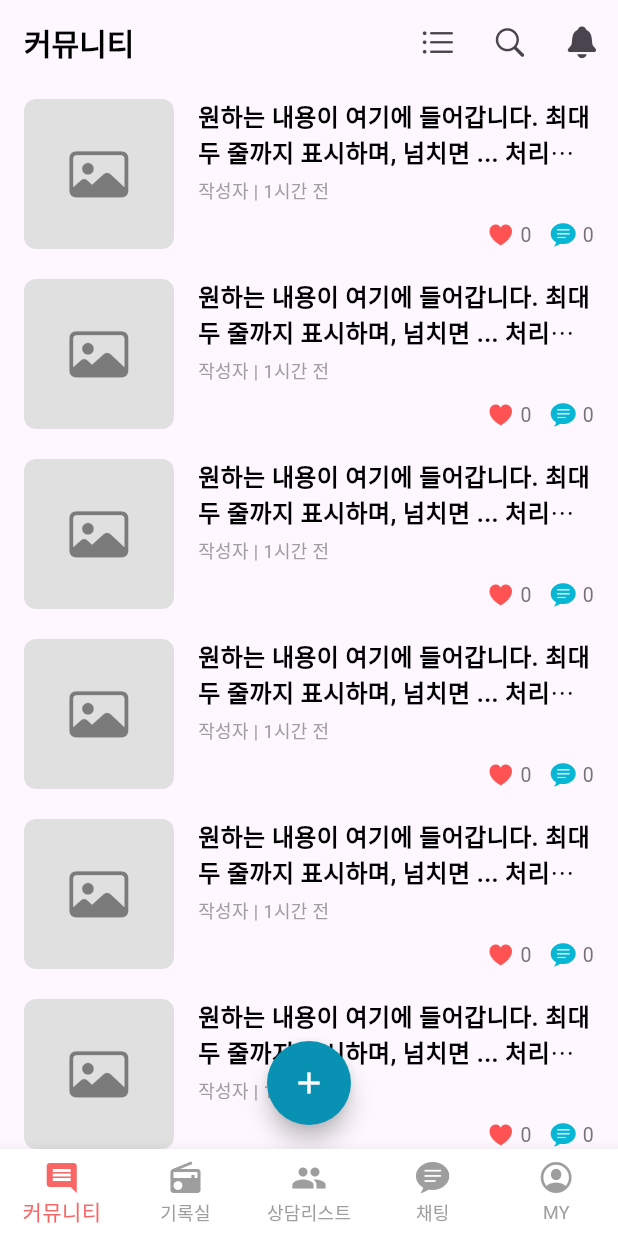
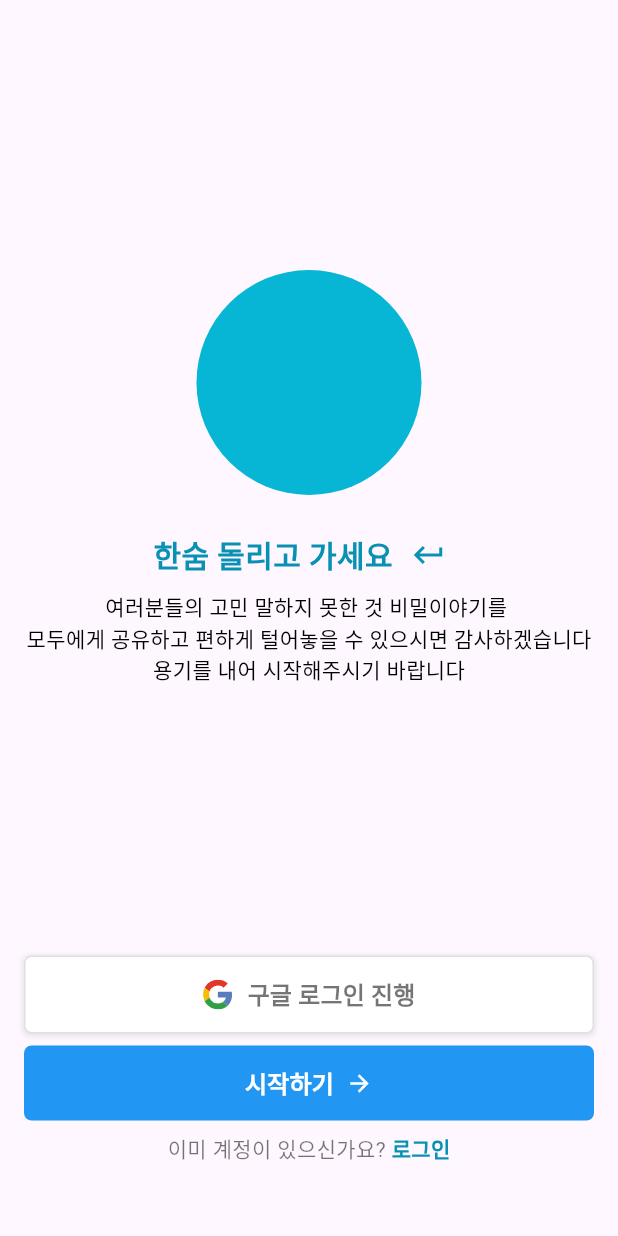
Before and after one commit to dhdhfkk1119/take_breath_front, a Flutter app: the screen it shows after launch, on a phone screen of 412 x 824 dp. Run offline on Flutter 3.47's test engine with Material 3 defaults, Android fonts, the phone set to English and light mode, and no system bars; our stand-ins replace flutter_svg, image_picker, mask_text_input_formatter, photo_view.

Commit message:
social , login , sign 완료 -> terms 구성중

```diff
--- /dev/null
+++ b/lib/_core/constants/custom_google_button.dart
@@ -0,0 +1,60 @@
+import 'package:flutter/material.dart';
+import 'package:flutter_svg/flutter_svg.dart';
+import 'package:take_breath/_core/constants/custom_widget.dart'; // 기존 유틸리티 위젯 임포트
+
+class CustomGoogleButton extends StatelessWidget {
+  final VoidCallback click;
+
+  const CustomGoogleButton({super.key, required this.click});
+
+  @override
+  Widget build(BuildContext context) {
+    const Color googleBackgroundColor = Colors.white;
+    const Color googleTextColor = Colors.black54;
+
+    return Container(
+      decoration: BoxDecoration(
+        color: googleBackgroundColor,
+        borderRadius: BorderRadius.circular(5.0),
+        border: Border.all(color: Colors.grey.shade300, width: 1.0),
+        boxShadow: [
+          BoxShadow(
+            color: Colors.grey.withOpacity(0.2),
+            spreadRadius: 1,
+            blurRadius: 2,
+            offset: const Offset(0, 1),
+          ),
+        ],
+      ),
+      width: double.infinity,
+      child: TextButton(
+        style: TextButton.styleFrom(
+          padding: EdgeInsets.zero,
+          minimumSize: Size(double.infinity, 50), // 최소 높이를 지정 (선택 사항)
+        ),
+        onPressed: click,
+        child: Padding(
+          padding: const EdgeInsets.symmetric(vertical: 8.0),
+          child: Row(
+            mainAxisSize: MainAxisSize.min,
+            mainAxisAlignment: MainAxisAlignment.center,
+            children: [
+              SvgPicture.asset(
+                'assets/social/google.svg', // 이미지 경로는 그대로 유지
+                height: 20.0,
+                width: 20.0,
+              ),
+              const SizedBox(width: 10.0),
+              CustomWidget.buildTitle(
+                "구글 로그인 진행",
+                size: 16,
+                weight: FontWeight.bold,
+                color: googleTextColor, // 텍스트 색상을 검은색 계열로 변경
+              ),
+            ],
+          ),
+        ),
+      ),
+    );
+  }
+}
--- a/lib/_core/constants/custom_text_button.dart
+++ b/lib/_core/constants/custom_text_button.dart
@@ -1,28 +1,48 @@
 import 'package:flutter/material.dart';
-import 'package:take_breath/_core/constants/custom_color.dart';
 import 'package:take_breath/_core/constants/custom_widget.dart';
 
 class CustomTextButton extends StatelessWidget {
   final String text;
   final VoidCallback click;
-  // 버튼 비활성화 추가하기 -> 연속 클릭으로 데이터 중복으로 들어가는 거 방지
-  const CustomTextButton({super.key, required this.text, required this.click});
+  final Widget? icon;
+  final double? height;
+
+  const CustomTextButton({
+    super.key,
+    required this.text,
+    required this.click,
+    this.icon,
+    this.height,
+  });
 
   @override
   Widget build(BuildContext context) {
+    const Color brandBackColor = Colors.blue;
+
     return Container(
+      height: height ?? 50,
       decoration: BoxDecoration(
-        color: brandBackColor, // Container의 배경색 (color 속성 대신 여기로 옮김)
-        borderRadius: BorderRadius.circular(5.0), // 둥근 모서리 설정 (선택 사항)
+        color: brandBackColor,
+        borderRadius: BorderRadius.circular(5.0),
       ),
       width: double.infinity,
       child: TextButton(
         onPressed: click,
-        child: CustomWidget.buildTitle(
-          text,
-          size: 16,
-          weight: FontWeight.bold,
-          color: Colors.white,
+        child: Row(
+          mainAxisAlignment: MainAxisAlignment.center, // 중앙 정렬
+          mainAxisSize: MainAxisSize.min, // Row의 크기를 내부 컨텐츠에 맞춥니다.
+          children: [
+            CustomWidget.buildTitle(
+              text,
+              size: 16,
+              weight: FontWeight.bold,
+              color: Colors.white,
+            ),
+            if (icon != null) ...[
+              const SizedBox(width: 8.0), // 아이콘과 텍스트 사이에 간격 추가
+              icon!, // 아이콘 위젯
+            ],
+          ],
         ),
       ),
     );
--- a/lib/main.dart
+++ b/lib/main.dart
@@ -1,5 +1,6 @@
 import 'package:flutter/material.dart';
 import 'package:flutter_localizations/flutter_localizations.dart';
+import 'package:take_breath/presentation/pages/auth/social/social_page.dart';
 import 'package:take_breath/presentation/pages/index_stack_page/community/list_page/community_list_page.dart';
 import 'package:take_breath/presentation/pages/index_stack_page/main_screen.dart';
 import 'package:take_breath/presentation/pages/splash/splash_screen.dart';
@@ -20,7 +21,8 @@ class MyApp extends StatelessWidget {
       debugShowCheckedModeBanner: false,
       home: const SplashScreen(),
       routes: {
-        "/main": (context) => const MainScreen(),
+        "/social_page": (context) => const SocialPage(),
+        "/community_list_page": (context) => const CommunityListPage(),
       },
       localizationsDelegates: const [
         GlobalMaterialLocalizations.delegate,
--- /dev/null
+++ b/lib/presentation/pages/auth/social/social_page.dart
@@ -0,0 +1,16 @@
+import 'package:flutter/material.dart';
+import 'package:take_breath/_core/constants/custom_color.dart';
+import 'package:take_breath/presentation/pages/auth/social/widgets/social_body.dart';
+
+class SocialPage extends StatelessWidget {
+  const SocialPage({super.key});
+
+  @override
+  Widget build(BuildContext context) {
+    return Scaffold(
+      body: SafeArea(
+        child: SocialBody(),
+      ),
+    );
+  }
+}
--- /dev/null
+++ b/lib/presentation/pages/auth/social/widgets/social_body.dart
@@ -0,0 +1,132 @@
+import 'package:flutter/material.dart';
+import 'package:take_breath/_core/constants/custom_color.dart';
+import 'package:take_breath/_core/constants/custom_google_button.dart';
+import 'package:take_breath/_core/constants/custom_text_button.dart';
+import 'package:take_breath/presentation/pages/auth/login/login_page.dart';
+import 'package:take_breath/presentation/pages/auth/sign/sign_page.dart';
+
+class SocialBody extends StatelessWidget {
+  const SocialBody({super.key});
+
+  @override
+  Widget build(BuildContext context) {
+    return Padding(
+      padding: const EdgeInsets.only(left: 16.0, right: 16.0, bottom: 48.0),
+      child: Column(
+        mainAxisAlignment: MainAxisAlignment.end,
+        children: [
+          Container(
+            width: 150,
+            height: 150,
+            decoration: BoxDecoration(
+              color: brandBackColor,
+              borderRadius: BorderRadius.circular(100),
+            ),
+          ),
+          SizedBox(
+            height: 16,
+          ),
+          Row(
+            mainAxisAlignment: MainAxisAlignment.center,
+            children: [
+              Text(
+                "한숨 돌리고 가세요",
+                style: TextStyle(
+                    color: brandFontColor,
+                    fontSize: 20,
+                    fontWeight: FontWeight.bold),
+              ),
+              Container(
+                width: 48,
+                height: 48,
+                decoration: BoxDecoration(
+                  borderRadius: BorderRadius.circular(24.0),
+                ),
+                child: InkWell(
+                  borderRadius: BorderRadius.circular(24.0),
+                  onTap: () {},
+                  onFocusChange: (value) {},
+                  child: Center(
+                    child: Icon(
+                      Icons.keyboard_return,
+                      color: brandFontColor,
+                    ),
+                  ),
+                ),
+              )
+            ],
+          ),
+          Text(
+            "여러분들의 고민 말하지 못한 것 비밀이야기를 ",
+            style: TextStyle(
+              color: Colors.black,
+              fontSize: 14,
+            ),
+          ),
+          Text(
+            "모두에게 공유하고 편하게 털어놓을 수 있으시면 감사하겠습니다",
+            style: TextStyle(
+              color: Colors.black,
+              fontSize: 14,
+            ),
+          ),
+          Text(
+            "용기를 내어 시작해주시기 바랍니다",
+            style: TextStyle(
+              color: Colors.black,
+              fontSize: 14,
+            ),
+          ),
+          SizedBox(
+            height: 180,
+          ),
+          CustomGoogleButton(click: () {}),
+          SizedBox(
+            height: 8,
+          ),
+          CustomTextButton(
+              text: "시작하기",
+              icon: Icon(
+                Icons.arrow_forward,
+                color: Colors.white,
+              ),
+              click: () {
+                Navigator.push(context,
+                    MaterialPageRoute(builder: (context) => const SignPage()));
+              }),
+          SizedBox(
+            height: 8,
+          ),
+          Row(
+            mainAxisAlignment: MainAxisAlignment.center,
+            children: [
+              Text(
+                "이미 계정이 있으신가요? ",
+                style: TextStyle(
+                  color: Colors.black54,
+                  fontSize: 14,
+                ),
+              ),
+              InkWell(
+                onTap: () {
+                  Navigator.push(
+                      context,
+                      MaterialPageRoute(
+                          builder: (context) => const LoginPage()));
+                },
+                child: Text(
+                  "로그인",
+                  style: TextStyle(
+                    color: brandFontColor,
+                    fontSize: 14,
+                    fontWeight: FontWeight.bold,
+                  ),
+                ),
+              ),
+            ],
+          )
+        ],
+      ),
+    );
+  }
+}
--- a/lib/presentation/pages/index_stack_page/community/list_page/community_list_page.dart
+++ b/lib/presentation/pages/index_stack_page/community/list_page/community_list_page.dart
@@ -21,9 +21,7 @@ class _CommunityListPageState extends State<CommunityListPage> {
     setState(() {
       _isSearching = !_isSearching;
       if (!_isSearching) {
-        // 검색 모드를 닫을 때 검색어 초기화 (선택 사항)
         _searchController.clear();
-        // 키보드 닫기 (선택 사항)
         FocusScope.of(context).unfocus();
       }
     });
@@ -59,7 +57,6 @@ class _CommunityListPageState extends State<CommunityListPage> {
               builder: (context) => const CommunityWritePage(),
             ),
           ).then((_) {
-            // 새로운 기록이 추가되었을 수도 있으므로 리스트 새로고침
             setState(() {});
           });
         },
--- a/lib/presentation/pages/index_stack_page/community/write_page/community_write_page.dart
+++ b/lib/presentation/pages/index_stack_page/community/write_page/community_write_page.dart
@@ -1,5 +1,5 @@
 import 'package:flutter/material.dart';
-import 'package:take_breath/presentation/pages/index_stack_page/community/write_page/widgets/community_write_app_bar.dart';
+import 'package:take_breath/_core/utils/widgets_app_bar.dart';
 import 'package:take_breath/presentation/pages/index_stack_page/community/write_page/widgets/community_write_body.dart';
 
 class CommunityWritePage extends StatelessWidget {
@@ -8,7 +8,9 @@ class CommunityWritePage extends StatelessWidget {
   @override
   Widget build(BuildContext context) {
     return Scaffold(
-      appBar: CommunityWriteAppBar(),
+      appBar: WidgetsAppBar(
+        title: "공유 글 작성",
+      ),
       body: CommunityWriteBody(),
     );
   }
--- a/lib/presentation/pages/splash/splash_screen.dart
+++ b/lib/presentation/pages/splash/splash_screen.dart
@@ -1,4 +1,5 @@
 import 'package:flutter/material.dart';
+import 'package:take_breath/presentation/pages/auth/social/social_page.dart';
 import 'dart:async';
 import 'package:take_breath/presentation/pages/index_stack_page/main_screen.dart';
 
@@ -39,7 +40,7 @@ class _SplashScreenState extends State<SplashScreen>
         Navigator.pushReplacement(
           context,
           MaterialPageRoute(
-            builder: (context) => const MainScreen(),
+            builder: (context) => const SocialPage(),
           ),
         );
       }
```
Also changed, not shown: lib/_core/constants/custom_text_form_field.dart (+7 -0 lines), lib/_core/utils/widgets_app_bar.dart (renamed from lib/presentation/pages/index_stack_page/community/write_page/widgets/community_write_app_bar.dart, +4 -4 lines), lib/presentation/pages/auth/login/login_page.dart (added, +17 -0 lines), lib/presentation/pages/auth/login/widgets/login_form.dart (added, +47 -0 lines), lib/presentation/pages/auth/sign/sign_page.dart (added, +15 -0 lines), lib/presentation/pages/auth/sign/widgets/sign_form.dart (added, +135 -0 lines), lib/presentation/pages/auth/terms/terms_page.dart (added, +15 -0 lines), lib/presentation/pages/auth/terms/widgets/terms_body.dart (added, +87 -0 lines), lib/presentation/pages/auth/terms/widgets/terms_item.dart (added, +10 -0 lines), pubspec.yaml (+7 -48 lines), assets/social/google.svg (added), pubspec.lock.
